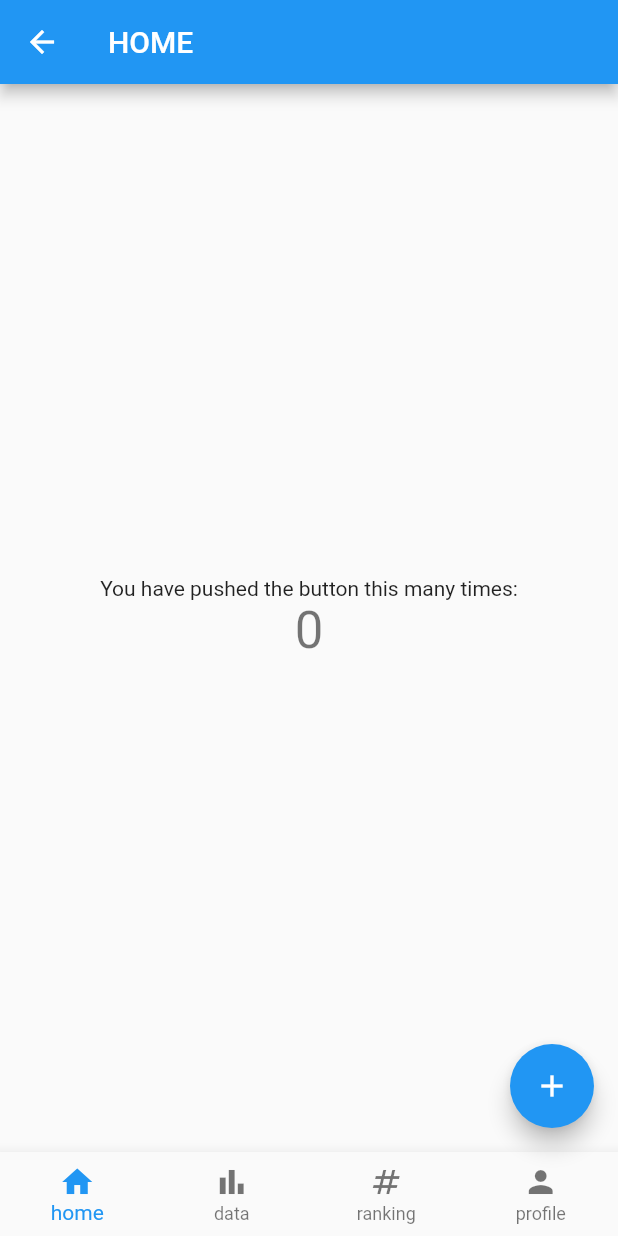
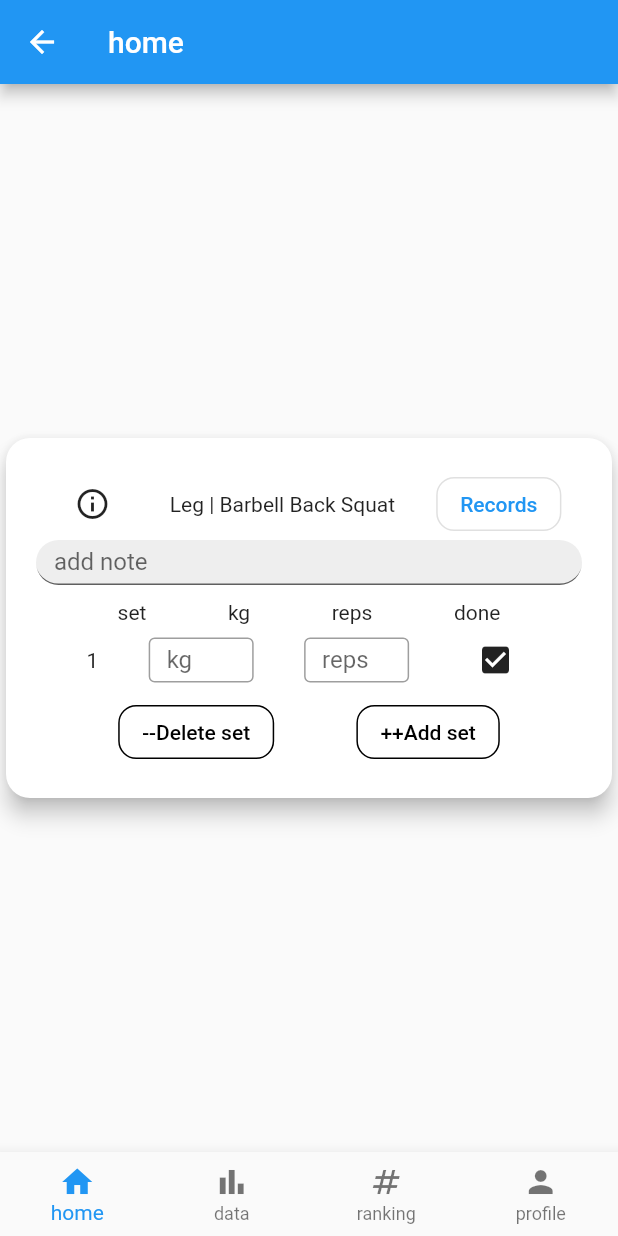
Before and after one commit to sehan2709-cmis/lift, a Flutter app: the HomePage screen opened directly, on a phone screen of 412 x 824 dp. Run offline on Flutter 3.47's test engine with Material 2 defaults, Android fonts, the phone set to English and light mode, and no system bars; our stand-ins replace animated_text_kit, firebase_auth, firebase_core, google_sign_in; missing offline and left inert: firebase_ui_auth; accounts and stored records are empty; network calls fail.

Commit message:
home card added

```diff
--- a/lib/app.dart
+++ b/lib/app.dart
@@ -1,6 +1,7 @@
 import 'package:firebase_auth/firebase_auth.dart';
 import 'package:flutter/material.dart';
 import 'package:lift/login.dart';
+import 'package:lift/profile.dart';
 import 'package:provider/provider.dart';
 import 'data.dart';
 import 'home.dart';
@@ -29,7 +30,7 @@ class App extends StatelessWidget {
         routes: {
           '/': (context) => const HomePage(title: "HOME"),
           '/login': (context) => const LoginPage(),
-          // '/profile': (context) => const ProfilePage(),
+          '/profile': (context) => Profile(),
           '/datapage': (context) => DataPage(),
           // '/ranking': (context) => const RankingPage(),
         });
--- a/lib/home.dart
+++ b/lib/home.dart
@@ -8,16 +8,6 @@ import 'package:flutter/material.dart';
 
 class HomePage extends StatefulWidget {
   const HomePage({super.key, required this.title});
-
-  // This widget is the home page of your application. It is stateful, meaning
-  // that it has a State object (defined below) that contains fields that affect
-  // how it looks.
-
-  // This class is the configuration for the state. It holds the values (in this
-  // case the title) provided by the parent (in this case the App widget) and
-  // used by the build method of the State. Fields in a Widget subclass are
-  // always marked "final".
-
   final String title;
 
   @override
@@ -25,18 +15,6 @@ class HomePage extends StatefulWidget {
 }
 
 class _HomePageState extends State<HomePage> {
-  int _counter = 0;
-
-  void _incrementCounter() {
-    setState(() {
-      // This call to setState tells the Flutter framework that something has
-      // changed in this State, which causes it to rerun the build method below
-      // so that the display can reflect the updated values. If we changed
-      // _counter without calling setState(), then the build method would not be
-      // called again, and so nothing would appear to happen.
-      _counter++;
-    });
-  }
 
   @override
   Widget build(BuildContext context) {
@@ -44,28 +22,126 @@ class _HomePageState extends State<HomePage> {
     // BNavigationBar nevi = new BNavigationBar();
     return Scaffold(
       appBar: AppBar(
-        // Here we take the value from the MyHomePage object that was created by
-        // the App.build method, and use it to set our appbar title.
-        title: Text(widget.title),
+        title: Text("home"),
       ),
       body: Center(
         child: Column(
           mainAxisAlignment: MainAxisAlignment.center,
           children: <Widget>[
-            const Text(
-              'You have pushed the button this many times:',
-            ),
-            Text(
-              '$_counter',
-              style: Theme.of(context).textTheme.headline4,
+            Card(
+              shape: RoundedRectangleBorder(
+                  borderRadius: BorderRadius.circular(16)
+              ),
+              elevation: 6.0,
+              child: Padding(
+                padding: const EdgeInsets.all(20.0),
+                child: Column(
+                  mainAxisSize: MainAxisSize.min,
+                  crossAxisAlignment: CrossAxisAlignment.start,
+                  children: [
+                    Row(
+                      mainAxisAlignment: MainAxisAlignment.spaceAround,
+                      children: [
+                        IconButton(onPressed: (){}, icon: Icon(Icons.info_outline)),
+                        Text("Leg | Barbell Back Squat"),
+                        OutlinedButton(
+                          onPressed: () {},
+                          child: Text('Records'),
+                          style: OutlinedButton.styleFrom(
+                            shape: RoundedRectangleBorder(
+                              borderRadius: BorderRadius.circular(12),
+                            ),
+                          ),
+                        ),
+                      ],
+                    ),
+                    SizedBox(
+                      height: 30,
+                      child: TextFormField(
+                        decoration: InputDecoration(
+                          filled: true,
+                          fillColor: Colors.grey[200],
+                          labelText: "add note",
+                          border: UnderlineInputBorder(
+                            borderRadius: BorderRadius.circular(20),
+                          ),
+                        ),
+                      ),
+                    ),
+                    SizedBox(height: 10,),
+                    Row(
+                      mainAxisAlignment: MainAxisAlignment.spaceEvenly,
+                      mainAxisSize: MainAxisSize.max,
+                      children: [
+                        Text("set"),
+                        Text("kg"),
+                        Text("reps"),
+                        Text("done"),
+                      ],
+                    ),
+                    Row(
+                      mainAxisAlignment: MainAxisAlignment.spaceEvenly,
+                      children: [
+                        Text("1"),
+                        SizedBox(
+                          width: 70,
+                          height: 30,
+                          child: TextFormField(
+                            decoration: InputDecoration(
+                                labelText: "kg",
+                              border: OutlineInputBorder(),
+                            ),
+                          ),
+                        ),
+                        SizedBox(
+                          width: 70,
+                          height: 30,
+                          child: TextFormField(
+                            decoration: InputDecoration(
+                              labelText: "reps",
+                              border: OutlineInputBorder(),
+                            ),
+                          ),
+                        ),
+                        IconButton(onPressed: (){}, icon: Icon(Icons.check_box)),
+                      ],
+                    ),
+                    Row(
+                      mainAxisAlignment: MainAxisAlignment.spaceEvenly,
+                      children: [
+                        MaterialButton(
+                          shape: OutlineInputBorder(
+                              borderRadius: new BorderRadius.circular(12)
+                          ),
+                          onPressed: () {},
+                          child: Text(
+                            "--Delete set",
+                            style: TextStyle(
+                              color: Colors.black,
+                            ),
+                          ),
+
+                        ),
+                        MaterialButton(
+                          shape: OutlineInputBorder(
+                              borderRadius: new BorderRadius.circular(12)
+                          ),
+                          onPressed: () {},
+                          child: Text(
+                            "++Add set",
+                            style: TextStyle(
+                              color: Colors.black,
+                            ),
+                          ),
+                        ),
+                      ],
+                    )
+                  ],
+                ),
+              ),
             ),
           ],
         ),
-      ),
-      floatingActionButton: FloatingActionButton(
-        onPressed: _incrementCounter,
-        tooltip: 'Increment',
-        child: const Icon(Icons.add),
       ),
       bottomNavigationBar: BNavigationBar(),
     );
--- a/lib/navigation_bar/bottom_navigation_bar.dart
+++ b/lib/navigation_bar/bottom_navigation_bar.dart
@@ -44,6 +44,7 @@ class BNavigationBar extends StatelessWidget {
             case 2: // ranking
               break;
             case 3: // profile
+              Navigator.of(context).popAndPushNamed('/profile');
               break;
           }
         }
--- a/lib/profile.dart
+++ b/lib/profile.dart
@@ -2,24 +2,10 @@ import 'package:flutter/cupertino.dart';
 import 'package:flutter/material.dart';
 import 'package:lift/state_management/NavigationState.dart';
 import 'package:provider/provider.dart';
+import 'package:firebase_ui_auth/firebase_ui_auth.dart';
 
-class Home extends StatelessWidget {
+class Profile extends StatelessWidget {
   late NavigationState _navigationState;
-
-  // // 네비게이션바 UI Widget
-  // Widget _navigationBody() {
-  //   // switch를 통해 currentPage에 따라 네비게이션을 구동시킨다.
-  //   switch (_navigationState.currentPage) {
-  //     case 0:
-  //       return CountHomeWidget();
-  //     case 1:
-  //       return ListWidget();
-  //   }
-  //   return Container();
-  // }
-
-  // 네비게이션바 Widget
-
 
   @override
   Widget build(BuildContext context) {
@@ -27,9 +13,13 @@ class Home extends StatelessWidget {
     // Provider를 호출해 접근
     _navigationState = Provider.of<NavigationState>(context);
 
-    return Scaffold(
-      body: _navigationBody(),
-      bottomNavigationBar: _bottomNavigationBarWidget(),
+    return ProfileScreen(
+      actions: [
+        SignedOutAction((context) {
+          Navigator.of(context).popAndPushNamed('/login');
+        }),
+      ],
+      showMFATile: true,
     );
   }
 }
```
Also changed, not shown: 1 other file.
